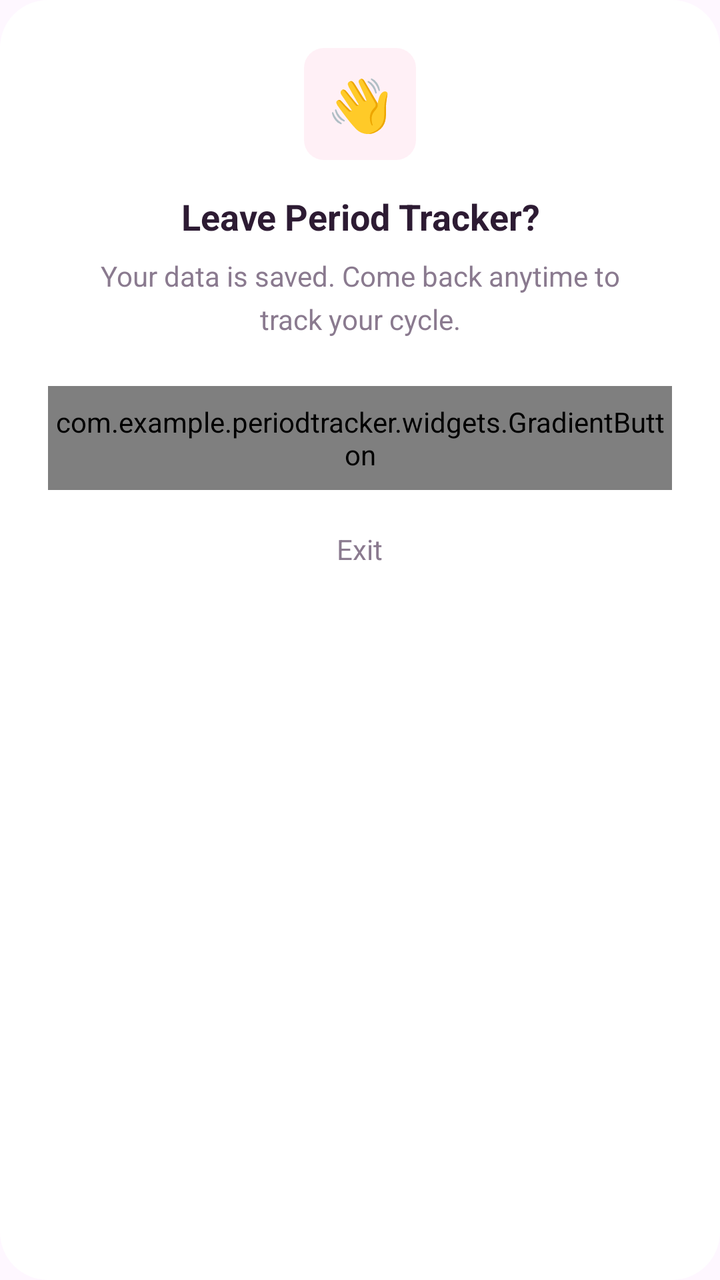
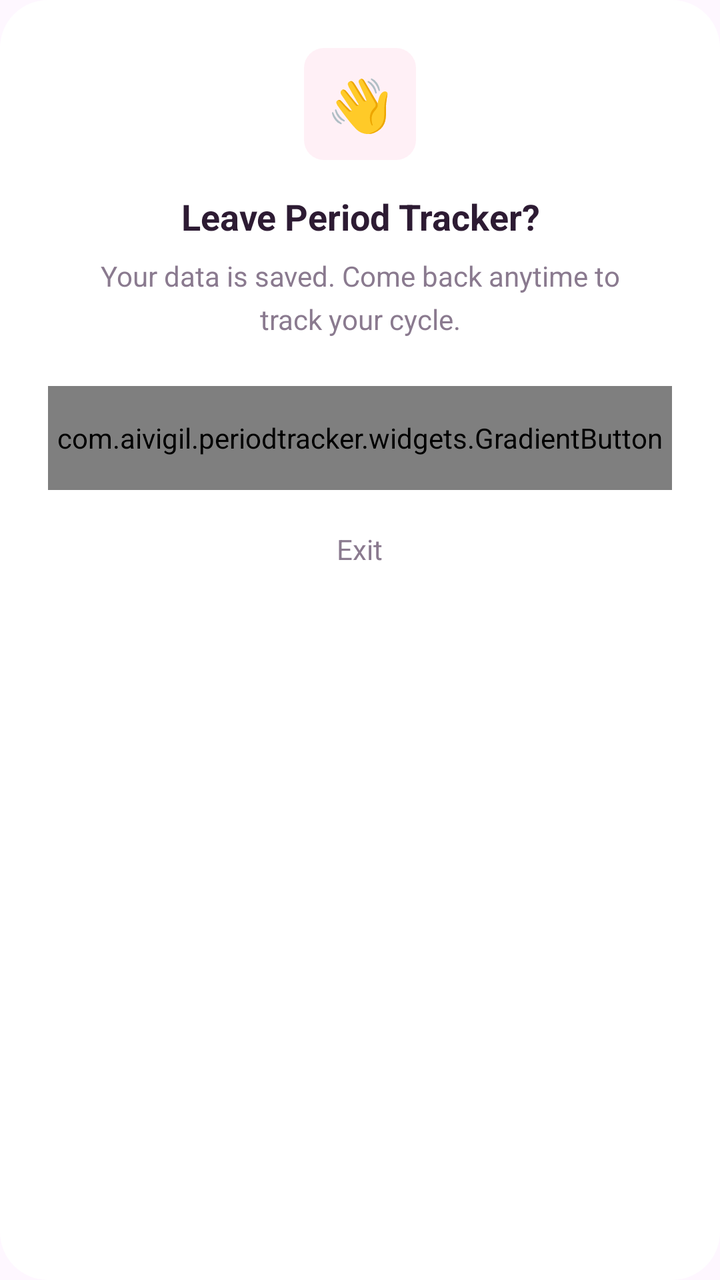

Compare the two renders of this Android layout. The source of the first and the diff that turns it into the second are given below.
<!-- AndroidManifest.xml: application theme Theme.PeriodTracker -->
<!-- res/layout/dialog_exit_confirmation.xml -->
<?xml version="1.0" encoding="utf-8"?>
<LinearLayout
    xmlns:android="http://schemas.android.com/apk/res/android"
    android:layout_width="match_parent"
    android:layout_height="wrap_content"
    android:orientation="vertical"
    android:gravity="center_horizontal"
    android:padding="24dp"
    android:background="@drawable/bg_dialog_card">

    
    <FrameLayout
        android:layout_width="56dp"
        android:layout_height="56dp">

        <View
            android:layout_width="56dp"
            android:layout_height="56dp"
            android:background="@drawable/bg_icon_soft_pink" />

        <TextView
            android:layout_width="wrap_content"
            android:layout_height="wrap_content"
            android:layout_gravity="center"
            android:text="👋"
            android:textSize="26sp" />

    </FrameLayout>

    
    <TextView
        android:layout_width="wrap_content"
        android:layout_height="wrap_content"
        android:layout_marginTop="16dp"
        android:text="Leave Period Tracker?"
        android:textSize="18sp"
        android:textStyle="bold"
        android:textColor="#2D1B33"
        android:gravity="center" />

    
    <TextView
        android:layout_width="wrap_content"
        android:layout_height="wrap_content"
        android:layout_marginTop="8dp"
        android:paddingHorizontal="16dp"
        android:text="Your data is saved. Come back anytime to track your cycle."
        android:textSize="14sp"
        android:textColor="#8A7A8F"
        android:gravity="center"
        android:lineSpacingMultiplier="1.3" />

    
    <com.example.periodtracker.widgets.GradientButton
        android:id="@+id/btnStayInApp"
        android:layout_width="match_parent"
        android:layout_height="52dp"
        android:layout_marginTop="24dp"
        android:text="Stay in App"
        android:textSize="15sp" />

    
    <TextView
        android:id="@+id/btnExit"
        android:layout_width="wrap_content"
        android:layout_height="wrap_content"
        android:layout_marginTop="8dp"
        android:paddingTop="12dp"
        android:paddingBottom="12dp"
        android:paddingHorizontal="32dp"
        android:text="Exit"
        android:textSize="14sp"
        android:textColor="#8A7A8F"
        android:gravity="center"
        android:clickable="true"
        android:focusable="true" />

</LinearLayout>
<!-- resources referenced by this layout -->
<resources>
  <!-- drawable bg_dialog_card (drawable) -->
  <?xml version="1.0" encoding="utf-8"?>
  <shape xmlns:android="http://schemas.android.com/apk/res/android"
      android:shape="rectangle">
      <solid android:color="#FFFFFF" />
      <corners android:radius="24dp" />
  </shape>
  <!-- drawable bg_icon_soft_pink (drawable) -->
  <?xml version="1.0" encoding="utf-8"?>
  <shape xmlns:android="http://schemas.android.com/apk/res/android">
  
      <solid android:color="#FFF0F6" />
  
      <corners android:radius="10dp" />
  
  </shape>
  <style name="Theme.PeriodTracker" parent="Base.Theme.PeriodTracker" />
  <style name="Base.Theme.PeriodTracker" parent="Theme.Material3.DayNight.NoActionBar">
          
          <item name="android:windowTranslucentStatus">false</item>
          <item name="android:windowTranslucentNavigation">false</item>
      </style>
</resources>

<!-- the commit's change to res/layout/dialog_exit_confirmation.xml (unified diff, before → after) -->
@@ -1,4 +1,4 @@
-<?xml version="1.0" encoding="utf-8"?>
+﻿<?xml version="1.0" encoding="utf-8"?>
 <LinearLayout
     xmlns:android="http://schemas.android.com/apk/res/android"
     android:layout_width="match_parent"
@@ -51,7 +51,7 @@
         android:lineSpacingMultiplier="1.3" />
 
     
-    <com.example.periodtracker.widgets.GradientButton
+    <com.aivigil.periodtracker.widgets.GradientButton
         android:id="@+id/btnStayInApp"
         android:layout_width="match_parent"
         android:layout_height="52dp"
